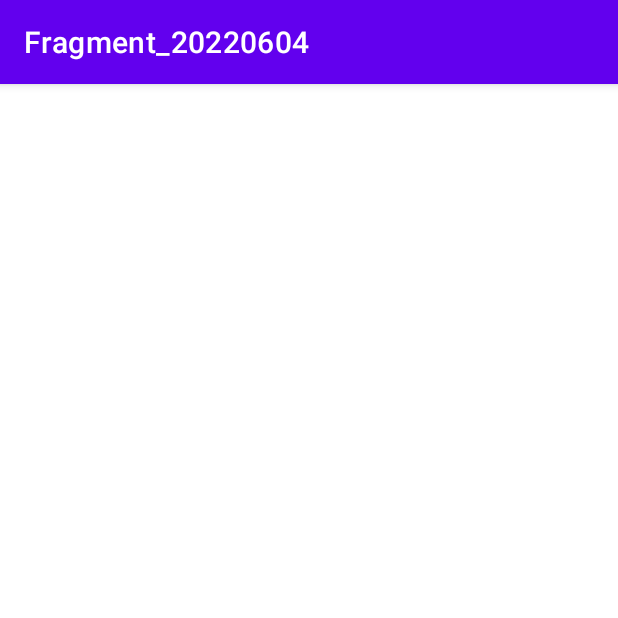
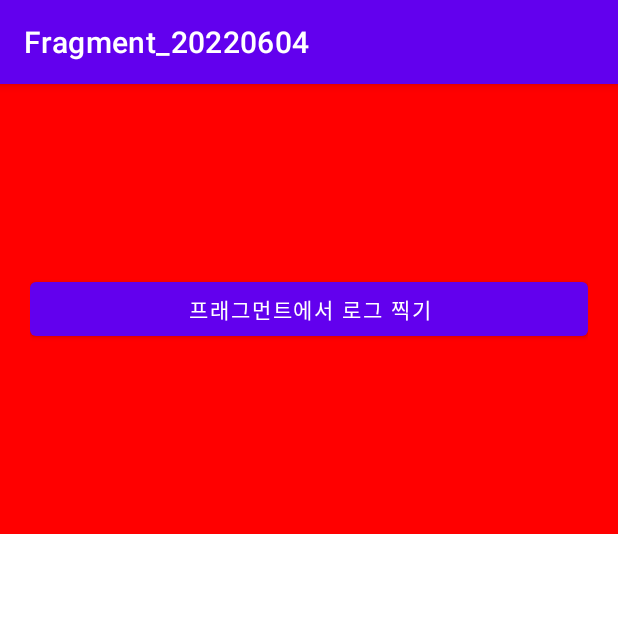
Before and after one commit to nepp-plus/Fragment_20220604, an Android app: the screen it shows after launch (MainActivity), on a phone screen of 412 x 824 dp, the top half of it. Run offline under Robolectric (Android 15) with nearby library versions, the phone set to English and light mode, and no system bars.

Commit message:
만든 프래그먼트를, 메인화면에서 배치  - id / tag 속성을 반드시 부여해야함.

```diff
--- a/app/src/main/res/layout/activity_main.xml
+++ b/app/src/main/res/layout/activity_main.xml
@@ -8,4 +8,10 @@
     tools:context=".MainActivity">
 
 
+    <fragment
+        android:tag="로그찍기"
+        android:layout_width="match_parent"
+        android:layout_height="300dp"
+        class="com.neppplus.fragment_20220604.fragments.LogFragment"/>
+
 </LinearLayout>
```
